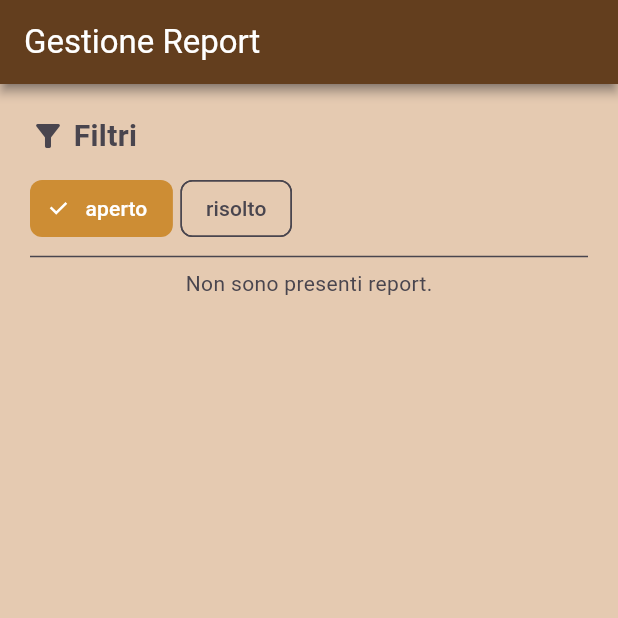
After one commit to GuidaStefano/ResQPet, a Flutter app: the AdminReportsScreen screen opened by its route, on a phone screen of 412 x 824 dp, the top half of it. The commit adds this screen. Run offline on Flutter 3.47's test engine with Material 3 defaults, Android fonts, the phone set to English and light mode, and no system bars; our stand-ins replace cloud_firestore, firebase_auth, firebase_core, firebase_storage, flutter_map, flutter_riverpod and 4 more; missing offline and left inert: flutter_stripe; accounts and stored records are empty; generated files the repository leaves out were written again; statements that could not run were skipped.

Commit message:
Aggiunta schermata per la visualizzazione dei report

```diff
--- a/lib/router.dart
+++ b/lib/router.dart
@@ -3,6 +3,7 @@ import 'dart:async';
 import 'package:flutter/material.dart';
 import 'package:go_router/go_router.dart';
 import 'package:resqpet/di/services.dart';
+import 'package:resqpet/screens/admin_reports_screen.dart';
 import 'package:resqpet/screens/home_screen.dart';
 import 'package:resqpet/screens/segnalazioni_map_screen.dart';
 import 'package:resqpet/screens/signin_screen.dart';
@@ -27,6 +28,7 @@ class Routes {
   static const signIn = Route(name: 'signin', path: '/signin');
   static const signUp = Route(name: 'signup', path: '/signup');
   static const map = Route(name: 'map', path: '/map');
+  static const adminReports = Route(name: 'admin-reports', path: '/admin/reports');
 }
 
 class GoRouterStreamNotifier extends ChangeNotifier {
@@ -61,7 +63,7 @@ GoRouter router(Ref ref) {
     routes: [
       GoRoute(
         name: Routes.home.name,
-        path: '/',
+        path: Routes.home.path,
         builder: (context, _) => const HomeScreen()
       ),
       GoRoute(
@@ -78,6 +80,11 @@ GoRouter router(Ref ref) {
         name: Routes.map.name,
         path: Routes.map.path,
         builder: (context, _) => const SegnalazioniMapScreen()
+      ),
+      GoRoute(
+        path: Routes.adminReports.path,
+        name: Routes.adminReports.name,
+        builder: (context, _) => const AdminReportsScreen()
       )
     ],
     refreshListenable: GoRouterStreamNotifier(authService.getAuthChanges()),
--- /dev/null
+++ b/lib/screens/admin_reports_screen.dart
@@ -0,0 +1,110 @@
+import 'package:flutter/material.dart';
+import 'package:flutter_riverpod/flutter_riverpod.dart';
+import 'package:resqpet/controllers/report_controller.dart';
+import 'package:resqpet/core/utils/snackbar.dart';
+import 'package:resqpet/models/report.dart';
+import 'package:resqpet/theme.dart';
+import 'package:resqpet/widgets/report_card.dart';
+
+class AdminReportsScreen extends ConsumerStatefulWidget {
+  const AdminReportsScreen({super.key});
+
+  @override
+  ConsumerState<AdminReportsScreen> createState() => _AdminReportsScreenState();
+}
+
+class _AdminReportsScreenState extends ConsumerState<AdminReportsScreen> {
+
+  StatoReport _selectedStatoReport = StatoReport.aperto;
+
+  @override
+  Widget build(BuildContext context) {
+
+    final reportsAsyncValue = ref.watch(reportsProvider(_selectedStatoReport));
+    final reportController = ref.read(reportControllerProvider.notifier);
+
+    ref.listen(reportControllerProvider, (_, state) {
+
+      if(state is ReportError) {
+        showErrorSnackBar(context, state.message);
+      }
+    });
+
+    return Scaffold(
+      appBar: AppBar(
+        title: const Text("Gestione Report"),
+      ),
+      body: SingleChildScrollView(
+        padding: const EdgeInsets.all(20),
+        child: Column(
+          children: [
+            Row(
+              spacing: 5,
+              children: [
+                Icon(
+                  Icons.filter_alt,
+                  color: ResQPetColors.onBackground,
+                ),
+                const Text(
+                  "Filtri",
+                  style: TextStyle(
+                    fontSize: 20,
+                    fontWeight: FontWeight.bold
+                  ),
+                )
+              ],
+            ),
+            const SizedBox(height: 10.0),
+            Row(
+              spacing: 5.0,
+              children: StatoReport.values.map(
+                (stato) {
+                  return FilterChip(
+                    label: Text(stato.stato),
+                    selected: stato == _selectedStatoReport,
+                    onSelected: (bool selected) {
+                      setState(() {
+                        _selectedStatoReport = selected ? stato : StatoReport.aperto;
+                      });
+                    },
+                  );
+                }
+              ).toList(),
+            ),
+            const Divider(),
+            reportsAsyncValue.when(
+              data: (reports) {
+
+                if(reports.isEmpty) {
+                  return Center(
+                    child: Text("Non sono presenti report.")
+                  );
+                }
+
+                return ListView.builder(
+                  itemCount: reports.length,
+                  shrinkWrap: true,
+                  itemBuilder: (context, index) {
+                    final report = reports[index];
+
+                    return ReportCard(
+                      report: report,
+                      onResolve: (report) => reportController.risolviReport(report),
+                      onDelete: (report) => reportController.cancellaReport(report),
+                    );
+                  }
+                );
+              },
+              error: (error, _) => Center(
+                child: Text(error.toString()),
+              ),
+              loading: () => const Center(
+                child: CircularProgressIndicator(),
+              )
+            )
+          ],
+        ),
+      ),
+    );
+  }
+}
```
